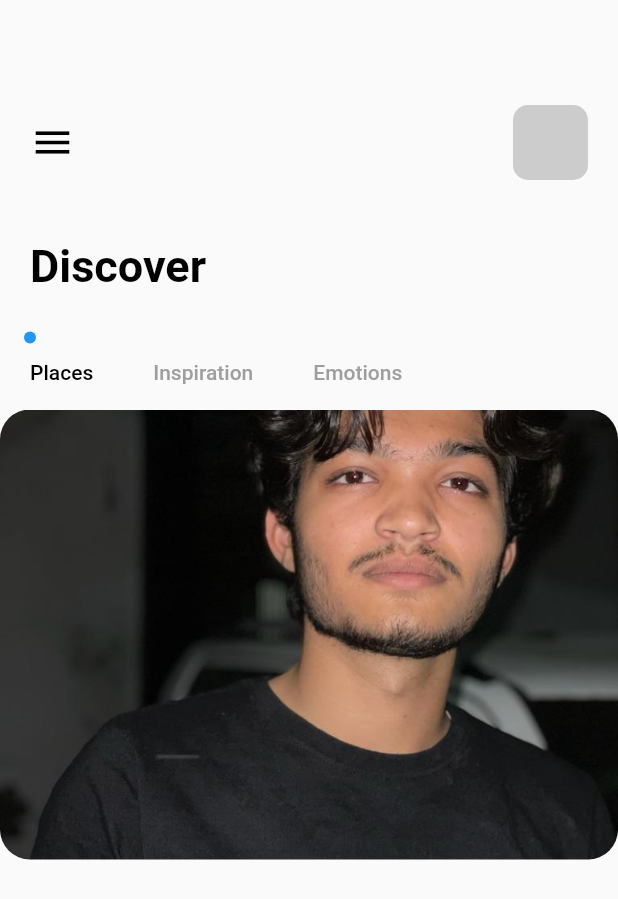
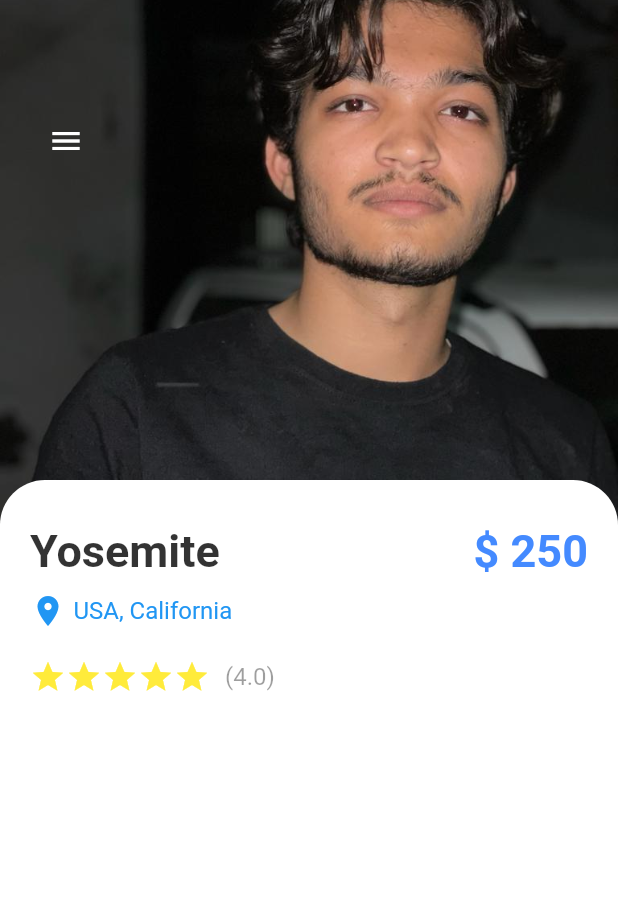
Before and after one commit to sanyogsr/travel_app_flutter, a Flutter app: the screen it shows after launch, on a phone screen of 412 x 824 dp. Shown: the top 899 px of the screen. Run offline on Flutter 3.47's test engine with Material 2 defaults, Android fonts, the phone set to English and light mode, and no system bars.

Commit message:
detail_screen added

```diff
--- a/lib/main.dart
+++ b/lib/main.dart
@@ -1,5 +1,6 @@
 import 'package:flutter/material.dart';
 import 'package:myappp4/screens/Welcome_screen.dart';
+import 'package:myappp4/screens/detail_screen.dart';
 import 'package:myappp4/screens/navscreens/home_screen.dart';
 import 'package:myappp4/screens/navscreens/main_screen.dart';
 
@@ -14,7 +15,7 @@ class Main extends StatelessWidget {
   Widget build(BuildContext context) {
     return MaterialApp(
       debugShowCheckedModeBanner: false,
-      home: HomeScreen(),
+      home: DetailScreen(),
     );
   }
 }
--- /dev/null
+++ b/lib/screens/detail_screen.dart
@@ -0,0 +1,106 @@
+import 'package:flutter/material.dart';
+import 'package:myappp4/widgets/app_large_text.dart';
+import 'package:myappp4/widgets/app_text.dart';
+
+class DetailScreen extends StatefulWidget {
+  const DetailScreen({Key? key}) : super(key: key);
+
+  @override
+  _DetailScreenState createState() => _DetailScreenState();
+}
+
+class _DetailScreenState extends State<DetailScreen> {
+  @override
+  Widget build(BuildContext context) {
+    return Scaffold(
+      body: Container(
+        width: double.maxFinite,
+        height: double.maxFinite,
+        child: Stack(
+          children: [
+            Positioned(
+                left: 0,
+                right: 0,
+                child: Container(
+                  height: 350,
+                  decoration: BoxDecoration(
+                      image: DecorationImage(
+                          image: AssetImage('assets/images/model_one.jpg'),
+                          fit: BoxFit.cover)),
+                )),
+            Positioned(
+                left: 20,
+                top: 70,
+                child: Row(
+                  children: [
+                    IconButton(
+                      onPressed: () {},
+                      icon: Icon(Icons.menu),
+                      color: Colors.white,
+                    )
+                  ],
+                )),
+            Positioned(
+                top: 320,
+                child: Container(
+                  padding: const EdgeInsets.only(left: 20, right: 20, top: 30),
+                  width: MediaQuery.of(context).size.width,
+                  height: 500,
+                  decoration: BoxDecoration(
+                      color: Colors.white,
+                      borderRadius: BorderRadius.only(
+                          topLeft: Radius.circular(30),
+                          topRight: Radius.circular(30))),
+                  child: Column(
+                    crossAxisAlignment: CrossAxisAlignment.start,
+                    children: [
+                      Row(
+                        mainAxisAlignment: MainAxisAlignment.spaceBetween,
+                        children: [
+                          AppLargeText(
+                              text: "Yosemite",
+                              color: Colors.black.withOpacity(0.8)),
+                          AppLargeText(text: '\$ 250', color: Colors.blueAccent)
+                        ],
+                      ),
+                      SizedBox(
+                        height: 10,
+                      ),
+                      Row(
+                        children: [
+                          Icon(
+                            Icons.location_on,
+                            color: Colors.blue,
+                          ),
+                          SizedBox(
+                            width: 5,
+                          ),
+                          AppText(
+                            text: 'USA, California',
+                            color: Colors.blue,
+                          )
+                        ],
+                      ),
+                      SizedBox(
+                        height: 20,
+                      ),
+                      Row(
+                        children: [
+                          Wrap(
+                            children: List.generate(5, (index) {
+                              return const Icon(Icons.star, color: Colors.yellow,);
+                            }) ,
+                          ),
+                          SizedBox(width: 10,),
+                          AppText(text: '(4.0)',color: Colors.black38,)
+                        ],
+                      )
+                    ],
+                  ),
+                ))
+          ],
+        ),
+      ),
+    );
+  }
+}
--- a/lib/screens/navscreens/main_screen.dart
+++ b/lib/screens/navscreens/main_screen.dart
@@ -13,7 +13,7 @@ class MainScreen extends StatefulWidget {
 
 class _MainScreenState extends State<MainScreen> {
   List screens = [
-    // HomeScreen(),
+    HomeScreen(),
     BarScreen(),
     SearchScreen(),
     MyScreen(),
@@ -29,7 +29,7 @@ class _MainScreenState extends State<MainScreen> {
   Widget build(BuildContext context) {
     return Scaffold(
       backgroundColor: Colors.white,
-      body: screens[currentIndex ],
+      body: screens[currentIndex],
       bottomNavigationBar: BottomNavigationBar(
           selectedItemColor: Colors.black54,
           unselectedItemColor: Colors.grey.withOpacity(0.5),
```
Also changed, not shown: lib/screens/navscreens/home_screen.dart (+73 -4 lines).
